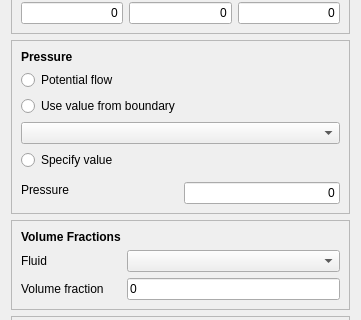
The window that Gui/TaskPanelCfdInitialiseInternalField.ui (jaheyns/CfdOF) describes before a commit, drawn with Qt 5; both pictures show x 0 to 361 and y 145 to 465 of the 361 by 1276 pixel window.
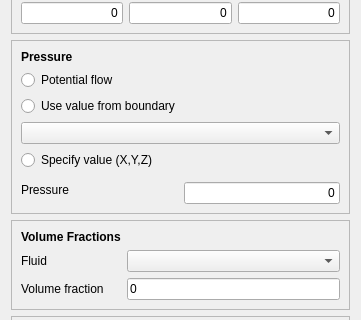
The same window after the commit. Custom widgets are drawn as their Qt base class.

```diff
--- a/Gui/TaskPanelCfdInitialiseInternalField.ui
+++ b/Gui/TaskPanelCfdInitialiseInternalField.ui
@@ -827,7 +827,7 @@
       <item row="5" column="0" colspan="2">
        <widget class="QRadioButton" name="radioButtonSpecifyValuesP">
         <property name="text">
-         <string>Specify value</string>
+         <string>Specify value (X,Y,Z)</string>
         </property>
        </widget>
       </item>
```
